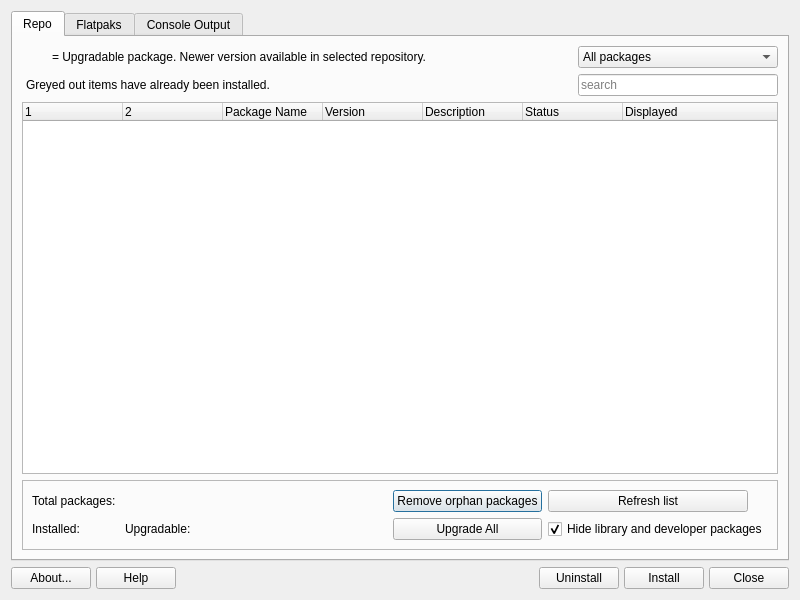
First picture: the form in src/mainwindow.ui, repository CachyOS/packageinstaller, before the edit.
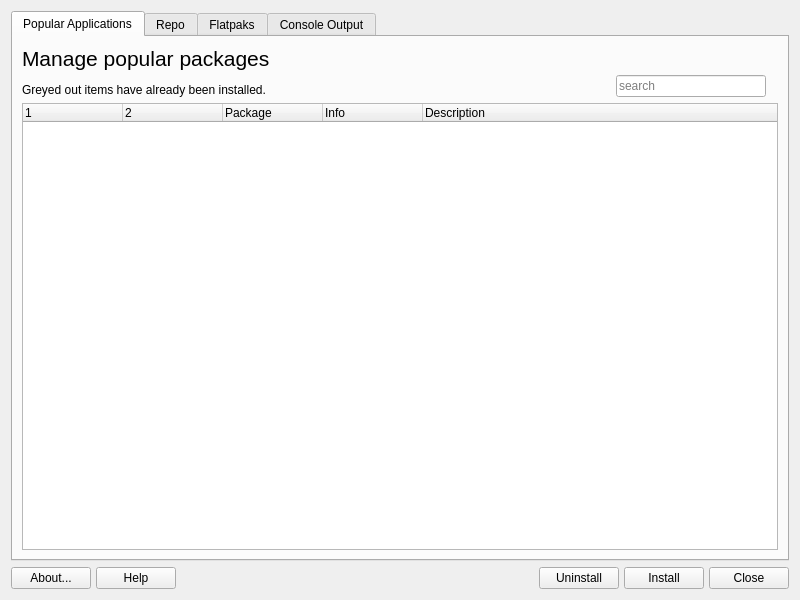
Second picture: the form after the edit. The open tabs and pages were chosen to show the change. Icons and pictures are not drawn.

Commit message:
revert: delete popular tab (#32)
* Revert "feat!: remove popular apps tab (#25)"

This reverts commit d1bcf7f7ed39254a0a979bbcd046c60f903f5ab4.

* chore: update .gitignore to include backend-rustlib/target and compile_commands.json

* fix: remove some broken packages

* docs: add instructions to verify pkglist.yaml

* docs: update development package list

The edit to the form file:
```diff
--- a/src/mainwindow.ui
+++ b/src/mainwindow.ui
@@ -46,6 +46,102 @@
      <property name="movable">
       <bool>false</bool>
      </property>
+     <widget class="QWidget" name="tabPopular">
+      <property name="sizePolicy">
+       <sizepolicy hsizetype="Preferred" vsizetype="Expanding">
+        <horstretch>0</horstretch>
+        <verstretch>0</verstretch>
+       </sizepolicy>
+      </property>
+      <attribute name="title">
+       <string>Popular Applications</string>
+      </attribute>
+      <layout class="QGridLayout" name="gridLayout">
+       <item row="3" column="0" colspan="5">
+        <widget class="QTreeWidget" name="treePopularApps">
+         <property name="frameShadow">
+          <enum>QFrame::Raised</enum>
+         </property>
+         <property name="tabKeyNavigation">
+          <bool>true</bool>
+         </property>
+         <property name="selectionMode">
+          <enum>QAbstractItemView::SingleSelection</enum>
+         </property>
+         <column>
+          <property name="text">
+           <string/>
+          </property>
+         </column>
+         <column>
+          <property name="text">
+           <string/>
+          </property>
+         </column>
+         <column>
+          <property name="text">
+           <string>Package</string>
+          </property>
+         </column>
+         <column>
+          <property name="text">
+           <string>Info</string>
+          </property>
+         </column>
+         <column>
+          <property name="text">
+           <string>Description</string>
+          </property>
+         </column>
+        </widget>
+       </item>
+       <item row="2" column="2">
+        <widget class="QLineEdit" name="searchPopular">
+         <property name="minimumSize">
+          <size>
+           <width>150</width>
+           <height>0</height>
+          </size>
+         </property>
+         <property name="maximumSize">
+          <size>
+           <width>200</width>
+           <height>16777215</height>
+          </size>
+         </property>
+         <property name="placeholderText">
+          <string>search</string>
+         </property>
+         <property name="clearButtonEnabled">
+          <bool>true</bool>
+         </property>
+        </widget>
+       </item>
+       <item row="1" column="0" rowspan="2">
+        <widget class="QLabel" name="label">
+         <property name="text">
+          <string>&lt;html&gt;&lt;head/&gt;&lt;body&gt;&lt;p&gt;&lt;span style=&quot; font-size:16pt;&quot;&gt;Manage popular packages&lt;/span&gt;&lt;/p&gt;&lt;p&gt;Greyed out items have already been installed.&lt;/p&gt;&lt;/body&gt;&lt;/html&gt;</string>
+         </property>
+        </widget>
+       </item>
+       <item row="2" column="1">
+        <spacer name="horizontalSpacer">
+         <property name="orientation">
+          <enum>Qt::Horizontal</enum>
+         </property>
+         <property name="sizeType">
+          <enum>QSizePolicy::Expanding</enum>
+         </property>
+         <property name="sizeHint" stdset="0">
+          <size>
+           <width>350</width>
+           <height>20</height>
+          </size>
+         </property>
+        </spacer>
+       </item>
+      </layout>
+     </widget>
      <widget class="QWidget" name="tabRepo">
       <property name="sizePolicy">
        <sizepolicy hsizetype="Preferred" vsizetype="Expanding">
```
Left out of the diff: 90 changed lines with no effect on the pictures. The commit also changes 7 other files.
